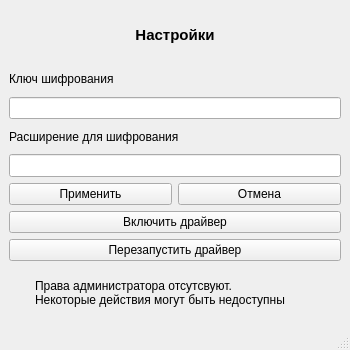
This is GuiClient/mainwindow.ui in AlexOS12/Crypto-Additional-Task as Qt 5 draws it before an edit. The edited form follows.
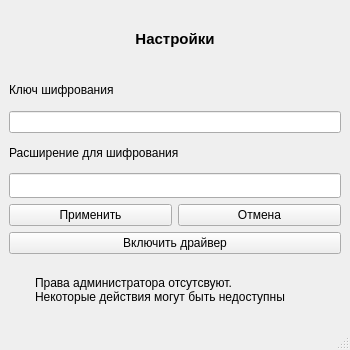
This is the edited form. Icons and pictures are not drawn.

```diff
--- a/GuiClient/mainwindow.ui
+++ b/GuiClient/mainwindow.ui
@@ -107,17 +107,6 @@
       </property>
      </widget>
     </item>
-    <item>
-     <widget class="QPushButton" name="reloadDriverBtn">
-      <property name="text">
-       <string>Перезапустить драйвер</string>
-      </property>
-      <property name="icon">
-       <iconset resource="resources.qrc">
-        <normaloff>:/icons/non_admin.png</normaloff>:/icons/non_admin.png</iconset>
-      </property>
-     </widget>
-    </item>
     <item>
      <layout class="QHBoxLayout" name="adminStatusBar">
       <item>
```
